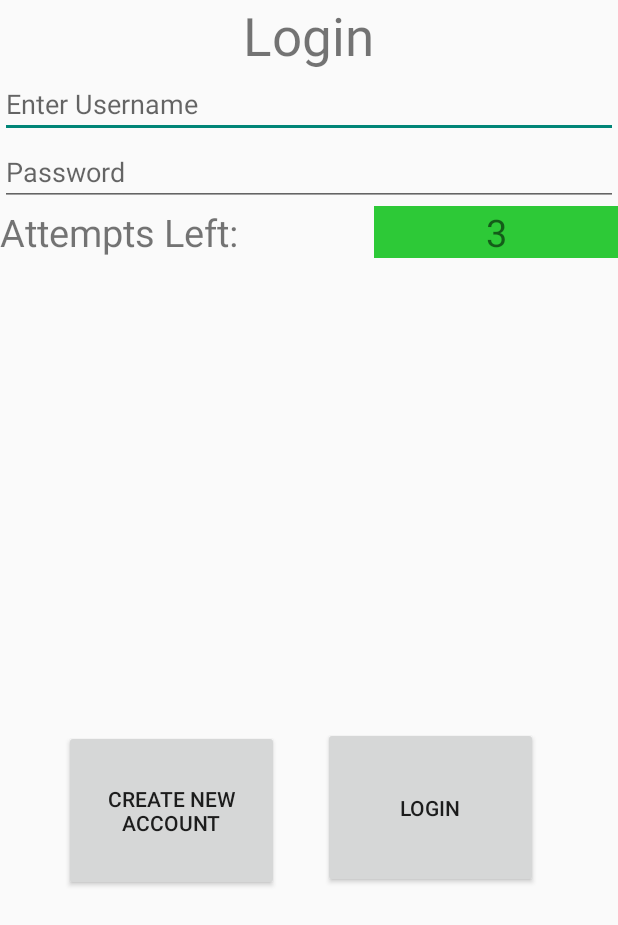
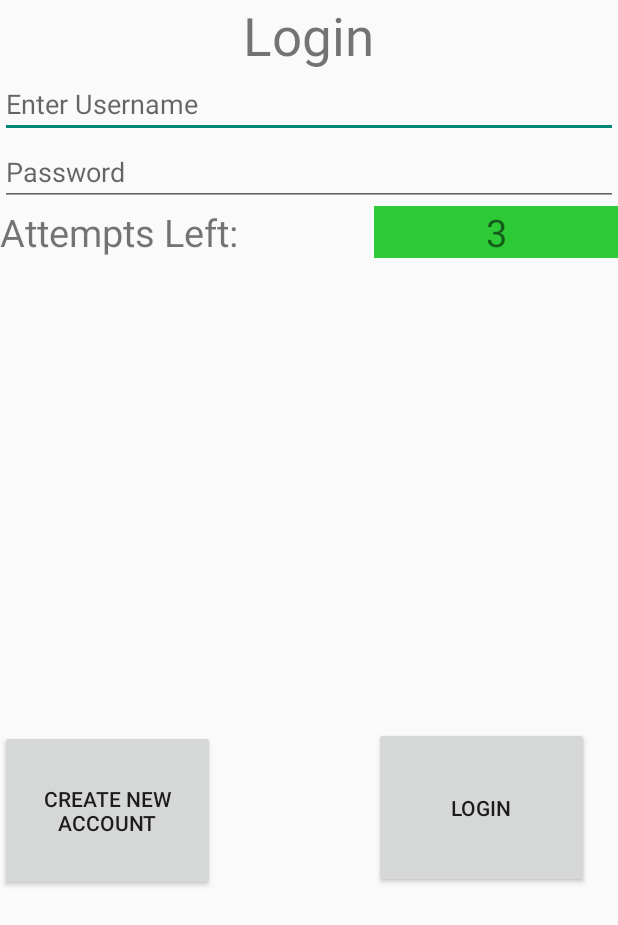
Before and after one commit to brianazick/senior_project, an Android app: the LoginActivity screen opened directly, with no data from a screen before it, on a phone screen of 412 x 824 dp. Shown: the top 925 px of the screen. Run offline under Robolectric (Android 15) with nearby library versions, the phone set to English and light mode, and no system bars.

Commit message:
resolve UI warnings

```diff
--- a/app/src/main/res/layout/activity_login.xml
+++ b/app/src/main/res/layout/activity_login.xml
@@ -20,13 +20,11 @@
         android:layout_height="wrap_content"
         android:layout_below="@+id/imageView"
         android:layout_alignParentStart="true"
-        android:layout_alignParentLeft="true"
         android:layout_alignParentEnd="true"
-        android:layout_alignParentRight="true"
         android:layout_marginTop="46dp"
+        android:autofillHints=""
         android:focusable="true"
         android:hint="@string/enter_name"
-        android:autofillHints=""
         android:inputType="" />
 
     <ImageView
@@ -43,13 +41,11 @@
         android:layout_height="wrap_content"
         android:layout_below="@+id/editText"
         android:layout_alignEnd="@+id/editText"
-        android:layout_alignRight="@+id/editText"
         android:layout_alignParentStart="true"
-        android:layout_alignParentLeft="true"
+        android:autofillHints=""
         android:ems="10"
         android:hint="@string/password"
-        android:inputType="textPassword"
-        android:autofillHints="" />
+        android:inputType="textPassword" />
 
     <TextView
         android:id="@+id/textView2"
@@ -57,7 +53,6 @@
         android:layout_height="wrap_content"
         android:layout_below="@+id/editText2"
         android:layout_alignParentStart="true"
-        android:layout_alignParentLeft="false"
         android:text="@string/attempts_left"
         android:textSize="25sp" />
 
@@ -68,9 +63,7 @@
         android:layout_alignTop="@+id/textView2"
         android:layout_alignBottom="@+id/textView2"
         android:layout_alignParentEnd="true"
-        android:layout_alignParentRight="true"
         android:layout_toEndOf="@+id/textview"
-        android:layout_toRightOf="@+id/textview"
         android:gravity="center"
         android:text="New Text"
         android:textSize="25sp" />
@@ -80,9 +73,7 @@
         android:layout_width="143dp"
         android:layout_height="107dp"
         android:layout_alignParentBottom="true"
-        android:layout_marginRight="-24dp"
         android:layout_marginBottom="230dp"
-        android:layout_toLeftOf="@+id/textview"
         android:onClick="createNew"
         android:text="@string/create_new_account" />
 
@@ -91,7 +82,6 @@
         android:layout_width="143dp"
         android:layout_height="107dp"
         android:layout_alignParentBottom="true"
-        android:layout_marginLeft="-34dp"
         android:layout_marginBottom="232dp"
         android:layout_toEndOf="@+id/textview"
         android:onClick="attemptLogin"
```
